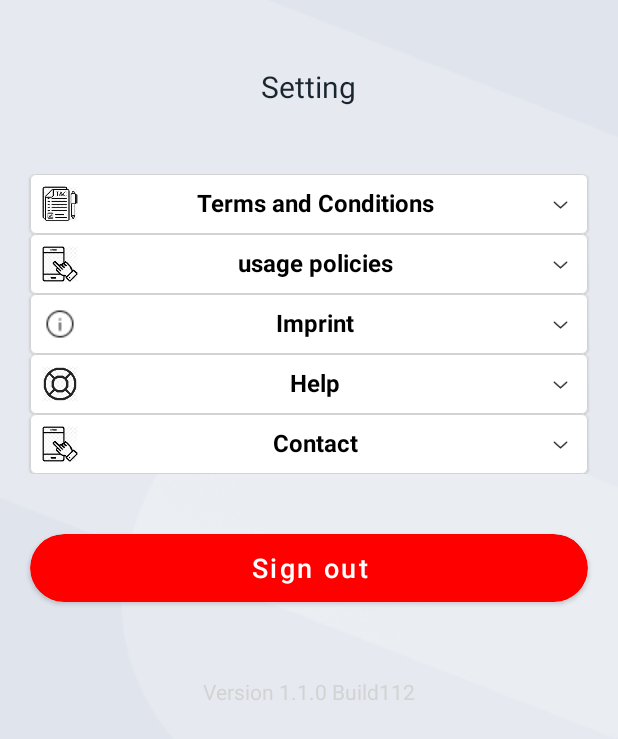
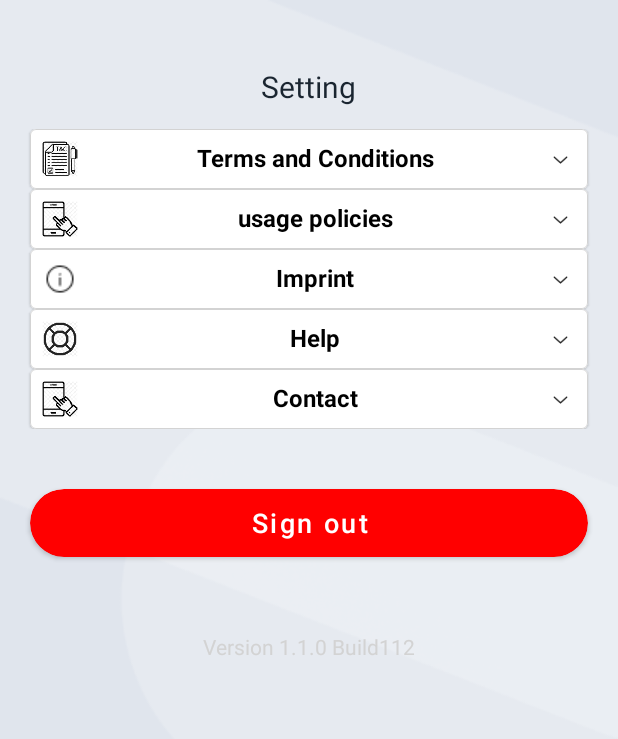
Before and after one commit to SI-Classroom-Batch-015/android-abschlussprojekt-AmirCooding, an Android app: the SettingFragment screen opened through its navigation route, on a phone screen of 412 x 824 dp. Shown: the top 739 px of the screen. Run offline under Robolectric (Android 15) with nearby library versions, the phone set to English and light mode, and no system bars; our stand-ins replace Firebase (no records; nobody signed in at launch, a user with empty details on screens opened directly), Room's generated code, navigation-ui; libraries missing offline, so code that uses them is left out: org.mindrot.jbcrypt; pictures from the network do not load; 1 statement that could not run was skipped.

Commit message:
Preventing repeated disconnection of a product in the favorites list. Scrollable setting screen

```diff
--- a/app/src/main/res/layout/fragment_setting.xml
+++ b/app/src/main/res/layout/fragment_setting.xml
@@ -1,5 +1,6 @@
 <?xml version="1.0" encoding="utf-8"?>
-<androidx.constraintlayout.widget.ConstraintLayout xmlns:android="http://schemas.android.com/apk/res/android"
+<androidx.constraintlayout.widget.ConstraintLayout
+        xmlns:android="http://schemas.android.com/apk/res/android"
         xmlns:tools="http://schemas.android.com/tools"
         xmlns:app="http://schemas.android.com/apk/res-auto"
         android:layout_width="match_parent"
@@ -12,18 +13,25 @@
             app:layout_constraintStart_toStartOf="parent"
             app:layout_constraintTop_toTopOf="parent" />
 
+    <ScrollView
+            android:layout_width="0dp"
+            android:layout_height="0dp"
+            app:layout_constraintTop_toBottomOf="@+id/toolbar_setting"
+            app:layout_constraintBottom_toBottomOf="parent"
+            app:layout_constraintStart_toStartOf="parent"
+            app:layout_constraintEnd_toEndOf="parent">
+
+        <androidx.constraintlayout.widget.ConstraintLayout
+                android:layout_width="match_parent"
+
+                android:layout_height="wrap_content">
 
             <androidx.recyclerview.widget.RecyclerView
-            android:layout_marginTop="30dp"
                     android:layout_width="match_parent"
                     android:layout_height="wrap_content"
-
                     app:layoutManager="androidx.recyclerview.widget.LinearLayoutManager"
-            app:layout_constraintTop_toBottomOf="@+id/toolbar_setting"
-            app:layout_constraintEnd_toEndOf="parent"
-            app:layout_constraintStart_toStartOf="parent"
-            app:layout_constraintHorizontal_bias="0.0"
-            android:id="@+id/recyclerView2" />
+                    android:id="@+id/recyclerView2"
+                    app:layout_constraintTop_toTopOf="parent" />
 
             <androidx.cardview.widget.CardView
                     android:layout_marginTop="40dp"
@@ -51,8 +59,8 @@
                         tools:ignore="TouchTargetSizeCheck" />
             </androidx.cardview.widget.CardView>
 
-
             <TextView
+                    android:id="@+id/textView10"
                     android:layout_marginTop="50dp"
                     android:layout_width="wrap_content"
                     android:textColor="@color/divider"
@@ -62,5 +70,13 @@
                     app:layout_constraintStart_toStartOf="@+id/buttom_body"
                     app:layout_constraintTop_toBottomOf="@+id/buttom_body" />
 
+            <View
+                    android:layout_width="0dp"
+                    android:layout_height="100dp"
+                    app:layout_constraintTop_toBottomOf="@+id/textView10"
+                    app:layout_constraintStart_toStartOf="parent"
+                    app:layout_constraintEnd_toEndOf="parent" />
 
         </androidx.constraintlayout.widget.ConstraintLayout>
+    </ScrollView>
+</androidx.constraintlayout.widget.ConstraintLayout>
```
Also changed, not shown: app/src/main/java/com/amircodeing/syntaxinstitut/unique_store/data/Repository.kt (+9 -1 lines), app/src/main/java/com/amircodeing/syntaxinstitut/unique_store/data/remote/firebaseService/FirestoreService.kt (+14 -1 lines), app/src/main/java/com/amircodeing/syntaxinstitut/unique_store/presentation/details/DetailsFragment.kt (+19 -21 lines), app/src/main/java/com/amircodeing/syntaxinstitut/unique_store/presentation/favorite/FavoriteAdapter.kt (+9 -5 lines), app/src/main/java/com/amircodeing/syntaxinstitut/unique_store/presentation/home/HomeViewModel.kt (+9 -2 lines). Lines whose indentation alone changed are shown as unchanged.
